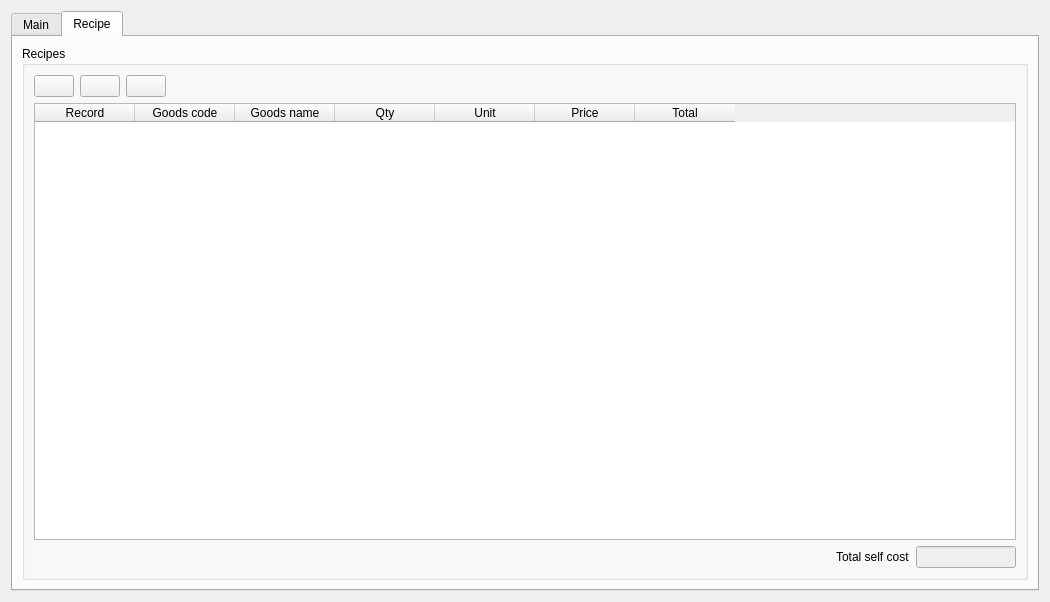
The window that Editors/c5dishwidget.ui (End1-1/Cafe5) describes before a commit, drawn with Qt 5.
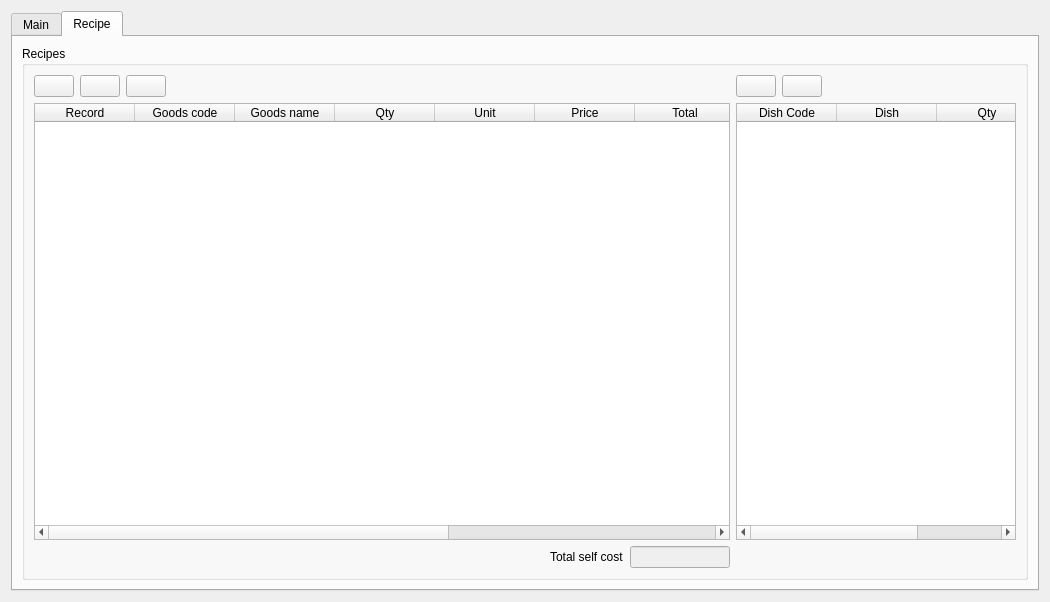
The same window after the commit. The open tabs and pages were chosen to show the change. Icons and pictures are not drawn. Custom widgets are drawn as their Qt base class.

The edit to the form file:
```diff
--- a/Editors/c5dishwidget.ui
+++ b/Editors/c5dishwidget.ui
@@ -351,8 +351,8 @@
          <property name="title">
           <string>Recipes</string>
          </property>
-         <layout class="QVBoxLayout" name="verticalLayout_2">
-          <item>
+         <layout class="QGridLayout" name="gridLayout_4">
+          <item row="0" column="0">
            <widget class="QWidget" name="widget" native="true">
             <layout class="QHBoxLayout" name="horizontalLayout">
              <property name="leftMargin">
@@ -416,52 +416,7 @@
             </layout>
            </widget>
           </item>
-          <item>
-           <widget class="C5TableWidget" name="tblRecipe">
-            <property name="sizePolicy">
-             <sizepolicy hsizetype="Expanding" vsizetype="Expanding">
-              <horstretch>0</horstretch>
-              <verstretch>2</verstretch>
-             </sizepolicy>
-            </property>
-            <column>
-             <property name="text">
-              <string>Record</string>
-             </property>
-            </column>
-            <column>
-             <property name="text">
-              <string>Goods code</string>
-             </property>
-            </column>
-            <column>
-             <property name="text">
-              <string>Goods name</string>
-             </property>
-            </column>
-            <column>
-             <property name="text">
-              <string>Qty</string>
-             </property>
-            </column>
-            <column>
-             <property name="text">
-              <string>Unit</string>
-             </property>
-            </column>
-            <column>
-             <property name="text">
-              <string>Price</string>
-             </property>
-            </column>
-            <column>
-             <property name="text">
-              <string>Total</string>
-             </property>
-            </column>
-           </widget>
-          </item>
-          <item>
+          <item row="3" column="0">
            <widget class="QWidget" name="widget_2" native="true">
             <layout class="QHBoxLayout" name="horizontalLayout_2">
              <property name="leftMargin">
@@ -512,6 +467,180 @@
             </layout>
            </widget>
           </item>
+          <item row="2" column="0">
+           <widget class="C5TableWidget" name="tblRecipe">
+            <property name="sizePolicy">
+             <sizepolicy hsizetype="Expanding" vsizetype="Expanding">
+              <horstretch>0</horstretch>
+              <verstretch>2</verstretch>
+             </sizepolicy>
+            </property>
+            <column>
+             <property name="text">
+              <string>Record</string>
+             </property>
+            </column>
+            <column>
+             <property name="text">
+              <string>Goods code</string>
+             </property>
+            </column>
+            <column>
+             <property name="text">
+              <string>Goods name</string>
+             </property>
+            </column>
+            <column>
+             <property name="text">
+              <string>Qty</string>
+             </property>
+            </column>
+            <column>
+             <property name="text">
+              <string>Unit</string>
+             </property>
+            </column>
+            <column>
+             <property name="text">
+              <string>Price</string>
+             </property>
+            </column>
+            <column>
+             <property name="text">
+              <string>Total</string>
+             </property>
+            </column>
+            <column>
+             <property name="text">
+              <string>Complex</string>
+             </property>
+            </column>
+            <column>
+             <property name="text">
+              <string>New Column</string>
+             </property>
+            </column>
+            <column>
+             <property name="text">
+              <string>BaseQty</string>
+             </property>
+            </column>
+           </widget>
+          </item>
+          <item row="2" column="1">
+           <widget class="QWidget" name="widget_3" native="true">
+            <property name="minimumSize">
+             <size>
+              <width>0</width>
+              <height>0</height>
+             </size>
+            </property>
+            <property name="maximumSize">
+             <size>
+              <width>300</width>
+              <height>16777215</height>
+             </size>
+            </property>
+            <layout class="QVBoxLayout" name="verticalLayout_2">
+             <property name="leftMargin">
+              <number>0</number>
+             </property>
+             <property name="topMargin">
+              <number>0</number>
+             </property>
+             <property name="rightMargin">
+              <number>0</number>
+             </property>
+             <property name="bottomMargin">
+              <number>0</number>
+             </property>
+             <item>
+              <widget class="C5TableWidget" name="tblComplex">
+               <property name="sizePolicy">
+                <sizepolicy hsizetype="Expanding" vsizetype="Expanding">
+                 <horstretch>0</horstretch>
+                 <verstretch>2</verstretch>
+                </sizepolicy>
+               </property>
+               <column>
+                <property name="text">
+                 <string>Dish Code</string>
+                </property>
+               </column>
+               <column>
+                <property name="text">
+                 <string>Dish</string>
+                </property>
+               </column>
+               <column>
+                <property name="text">
+                 <string>Qty</string>
+                </property>
+               </column>
+              </widget>
+             </item>
+            </layout>
+           </widget>
+          </item>
+          <item row="0" column="1">
+           <widget class="QWidget" name="widget_4" native="true">
+            <property name="maximumSize">
+             <size>
+              <width>300</width>
+              <height>16777215</height>
+             </size>
+            </property>
+            <layout class="QHBoxLayout" name="horizontalLayout_4">
+             <property name="leftMargin">
+              <number>0</number>
+             </property>
+             <property name="topMargin">
+              <number>0</number>
+             </property>
+             <property name="rightMargin">
+              <number>0</number>
+             </property>
+             <property name="bottomMargin">
+              <number>0</number>
+             </property>
+             <item>
+              <widget class="QPushButton" name="btnAddDish">
+               <property name="text">
+                <string/>
+               </property>
+               <property name="icon">
+                <iconset resource="../resources/res.qrc">
+                 <normaloff>:/add.png</normaloff>:/add.png</iconset>
+               </property>
+              </widget>
+             </item>
+             <item>
+              <widget class="QPushButton" name="btnDeleteDish">
+               <property name="text">
+                <string/>
+               </property>
+               <property name="icon">
+                <iconset resource="../resources/res.qrc">
+                 <normaloff>:/remove.png</normaloff>:/remove.png</iconset>
+               </property>
+              </widget>
+             </item>
+             <item>
+              <spacer name="horizontalSpacer_3">
+               <property name="orientation">
+                <enum>Qt::Horizontal</enum>
+               </property>
+               <property name="sizeHint" stdset="0">
+                <size>
+                 <width>584</width>
+                 <height>20</height>
+                </size>
+               </property>
+              </spacer>
+             </item>
+            </layout>
+           </widget>
+          </item>
          </layout>
         </widget>
        </item>
```
Left out of the diff: 2 changed lines with no effect on the pictures.
